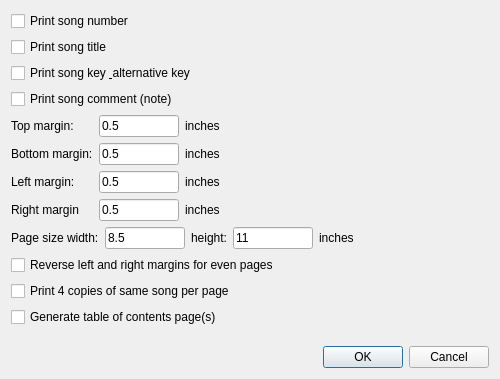
First picture: the form in src/softchord_pdf_dialog.ui, repository matvey83/softChord, before the edit.
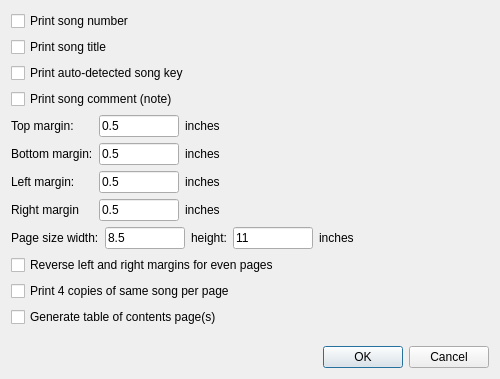
Second picture: the form after the edit.

```diff
--- a/src/softchord_pdf_dialog.ui
+++ b/src/softchord_pdf_dialog.ui
@@ -31,7 +31,7 @@
    <item>
     <widget class="QCheckBox" name="print_song_key_box">
      <property name="text">
-      <string>Print song key &amp; alternative key</string>
+      <string>Print auto-detected song key</string>
      </property>
     </widget>
    </item>
```
